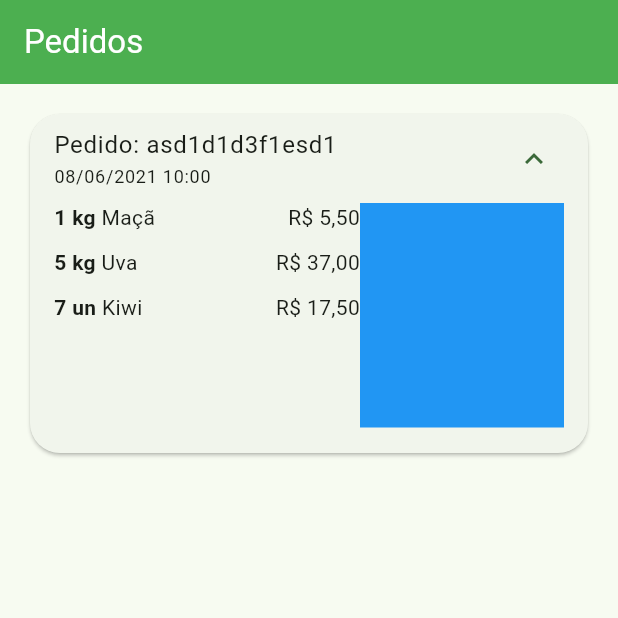
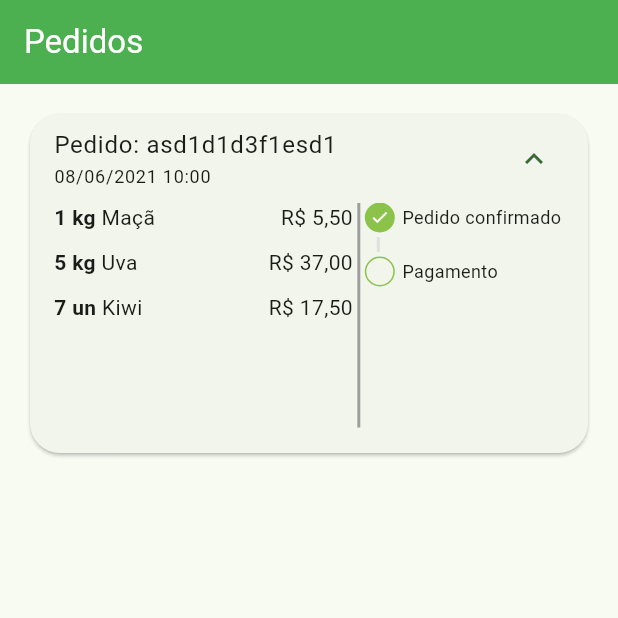
Before and after one commit to ribeiro-paulo/greengrocer-app, a Flutter app: the OrdersTab screen opened directly, after a tap on an icon or button, on a phone screen of 412 x 824 dp, the top half of it. Run offline on Flutter 3.47's test engine with Material 3 defaults, Android fonts, the phone set to English and light mode, and no system bars; our stand-ins replace animated_text_kit, mask_text_input_formatter.

Commit message:
feat: order status widget

```diff
--- /dev/null
+++ b/lib/src/pages/orders/components/order_status_widget.dart
@@ -0,0 +1,96 @@
+import 'package:flutter/material.dart';
+import 'package:greemgrocer/src/config/custom_colors.dart';
+
+class OrderStatusWidget extends StatelessWidget {
+  final String status;
+  final bool isOverdue;
+
+  const OrderStatusWidget({
+    super.key,
+    required this.status,
+    required this.isOverdue,
+  });
+
+  @override
+  Widget build(BuildContext context) {
+    return const Column(
+      crossAxisAlignment: CrossAxisAlignment.start,
+      children: [
+        _StatusDot(
+          title: 'Pedido confirmado',
+          isActive: true,
+        ),
+        _CustomDivider(),
+        _StatusDot(
+          title: 'Pagamento',
+          isActive: false,
+        ),
+      ],
+    );
+  }
+}
+
+class _CustomDivider extends StatelessWidget {
+  const _CustomDivider({super.key});
+
+  @override
+  Widget build(BuildContext context) {
+    return Container(
+      margin: const EdgeInsets.symmetric(
+        horizontal: 8,
+        vertical: 3,
+      ),
+      height: 10,
+      width: 2,
+      color: Colors.grey.shade300,
+    );
+  }
+}
+
+class _StatusDot extends StatelessWidget {
+  final bool isActive;
+  final String title;
+  const _StatusDot({
+    super.key,
+    required this.isActive,
+    required this.title,
+  });
+
+  @override
+  Widget build(BuildContext context) {
+    return Row(
+      children: [
+        Container(
+          alignment: Alignment.center,
+          height: 20,
+          width: 20,
+          decoration: BoxDecoration(
+            shape: BoxShape.circle,
+            border: Border.all(
+              color: CustomColor.customSwatchColor,
+            ),
+            color:
+                isActive ? CustomColor.customSwatchColor : Colors.transparent,
+          ),
+          child: isActive
+              ? const Icon(
+                  Icons.check,
+                  size: 13,
+                  color: Colors.white,
+                )
+              : const SizedBox.shrink(),
+        ),
+        const SizedBox(
+          width: 5,
+        ),
+        Expanded(
+            child: Text(
+          title,
+          style: const TextStyle(
+            fontSize: 12,
+          ),
+        ))
+      ],
+    );
+  }
+}
--- a/lib/src/pages/orders/components/order_tile.dart
+++ b/lib/src/pages/orders/components/order_tile.dart
@@ -1,6 +1,7 @@
 import 'package:flutter/material.dart';
 import 'package:greemgrocer/src/models/cart_item_model.dart';
 import 'package:greemgrocer/src/models/order_model.dart';
+import 'package:greemgrocer/src/pages/orders/components/order_status_widget.dart';
 import 'package:greemgrocer/src/services/utils_services.dart';
 
 class OrderTile extends StatelessWidget {
@@ -47,12 +48,19 @@
                       }).toList(),
                     ),
                   ),
+                  const VerticalDivider(
+                    color: Colors.grey,
+                    thickness: 2,
+                    width: 8,
+                  ),
                   Expanded(
-                    flex: 2,
-                    child: Container(
-                      color: Colors.blue,
-                    ),
-                  )
+                      flex: 2,
+                      child: OrderStatusWidget(
+                        status: order.status,
+                        isOverdue: order.overdueDateTime.isBefore(
+                          DateTime.now(),
+                        ),
+                      ))
                 ],
               ),
             )
```
